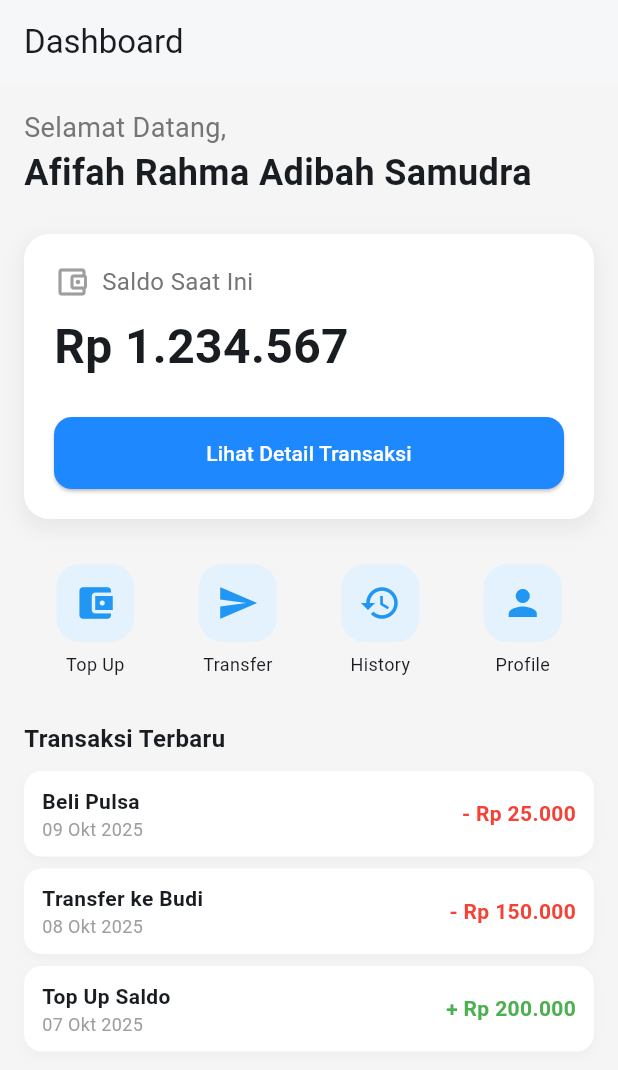
After one commit to Rahmadiba/prakmola-2307051029, a Flutter app: the DashboardScreen screen opened by its route, on a phone screen of 412 x 824 dp. The commit adds this screen. Shown: the top 1070 px of the screen. Run offline on Flutter 3.47's test engine with Material 3 defaults, Android fonts, the phone set to English and light mode, and no system bars.

Commit message:
tampilan dashboard

```diff
--- a/lib/main.dart
+++ b/lib/main.dart
@@ -1,6 +1,7 @@
 import 'package:flutter/material.dart';
 import 'screens/login_screen.dart';
 import 'screens/signup_screen.dart';
+import 'screens/dashboard_screen.dart';
 
 void main() => runApp(const JustduitApp());
 
@@ -20,7 +21,10 @@ class JustduitApp extends StatelessWidget {
           isDense: true,
           filled: true,
           fillColor: Colors.white,
-          contentPadding: const EdgeInsets.symmetric(horizontal: 16, vertical: 14),
+          contentPadding: const EdgeInsets.symmetric(
+            horizontal: 16,
+            vertical: 14,
+          ),
           border: OutlineInputBorder(
             borderRadius: BorderRadius.circular(12),
             borderSide: const BorderSide(color: Color(0xFFDEE0E9)),
@@ -40,6 +44,7 @@ class JustduitApp extends StatelessWidget {
         '/': (context) => const LoginScreen(), // default = Sign In
         '/signin': (context) => const LoginScreen(),
         '/signup': (context) => const SignupScreen(),
+        DashboardScreen.route: (context) => const DashboardScreen(),
       },
     );
   }
--- /dev/null
+++ b/lib/screens/dashboard_screen.dart
@@ -0,0 +1,181 @@
+import 'package:flutter/material.dart';
+
+class DashboardScreen extends StatelessWidget {
+  static const String route = '/dashboard';
+
+  const DashboardScreen({super.key});
+
+  @override
+  Widget build(BuildContext context) {
+    return Scaffold(
+      backgroundColor: Colors.grey[100], // Latar belakang abu-abu muda
+      appBar: AppBar(
+        title: const Text('Dashboard'),
+        backgroundColor: Colors.white,
+        elevation: 1,
+        automaticallyImplyLeading: false,
+      ),
+      body: SingleChildScrollView(
+        // supaya bisa discroll kalau konten panjang
+        padding: const EdgeInsets.all(16.0), // Jarak dari tepi layar
+        child: Column(
+          crossAxisAlignment: CrossAxisAlignment.start,
+          children: [
+            // Teks Sapaan
+            Text(
+              'Selamat Datang,',
+              style: TextStyle(fontSize: 18, color: Colors.grey[600]),
+            ),
+            const Text(
+              'Afifah Rahma Adibah Samudra',
+              style: TextStyle(fontSize: 24, fontWeight: FontWeight.bold),
+            ),
+            const SizedBox(height: 24),
+
+            // Kartu Informasi Utama
+            Container(
+              width: double.infinity,
+              padding: const EdgeInsets.all(20.0),
+              decoration: BoxDecoration(
+                color: Colors.white,
+                borderRadius: BorderRadius.circular(16.8),
+                boxShadow: [
+                  BoxShadow(
+                    color: Colors.grey.withOpacity(0.15),
+                    spreadRadius: 2,
+                    blurRadius: 10,
+                    offset: const Offset(0, 5),
+                  ),
+                ],
+              ),
+              child: Column(
+                crossAxisAlignment: CrossAxisAlignment.start,
+                children: [
+                  // Row: ikon + teks saldo
+                  Row(
+                    children: [
+                      Icon(
+                        Icons.account_balance_wallet_outlined,
+                        color: Colors.grey[500],
+                      ),
+                      const SizedBox(width: 8),
+                      Text(
+                        'Saldo Saat Ini',
+                        style: TextStyle(fontSize: 16, color: Colors.grey[600]),
+                      ),
+                    ],
+                  ),
+                  const SizedBox(height: 8),
+                  const Text(
+                    'Rp 1.234.567',
+                    style: TextStyle(fontSize: 32, fontWeight: FontWeight.bold),
+                  ),
+                  const SizedBox(height: 24),
+
+                  // Tombol aksi
+                  SizedBox(
+                    width: double.infinity,
+                    child: ElevatedButton(
+                      onPressed: () {},
+                      style: ElevatedButton.styleFrom(
+                        backgroundColor: const Color(0xFF1E88FF),
+                        foregroundColor: Colors.white,
+                        padding: const EdgeInsets.symmetric(vertical: 14),
+                        shape: RoundedRectangleBorder(
+                          borderRadius: BorderRadius.circular(12),
+                        ),
+                      ),
+                      child: const Text('Lihat Detail Transaksi'),
+                    ),
+                  ),
+                ],
+              ),
+            ),
+            const SizedBox(height: 30),
+
+            // ===== Bagian Top Up / Transfer / History / Profile =====
+            Row(
+              mainAxisAlignment: MainAxisAlignment.spaceAround,
+              children: [
+                _quickMenu(Icons.account_balance_wallet, 'Top Up'),
+                _quickMenu(Icons.send, 'Transfer'),
+                _quickMenu(Icons.history, 'History'),
+                _quickMenu(Icons.person, 'Profile'),
+              ],
+            ),
+            const SizedBox(height: 30),
+
+            // ===== Riwayat Transaksi Terbaru (opsional) =====
+            const Text(
+              'Transaksi Terbaru',
+              style: TextStyle(fontSize: 16, fontWeight: FontWeight.bold),
+            ),
+            const SizedBox(height: 10),
+            _transactionItem('Beli Pulsa', '- Rp 25.000', '09 Okt 2025'),
+            _transactionItem('Transfer ke Budi', '- Rp 150.000', '08 Okt 2025'),
+            _transactionItem('Top Up Saldo', '+ Rp 200.000', '07 Okt 2025'),
+          ],
+        ),
+      ),
+    );
+  }
+
+  // Widget menu cepat (Top Up, Transfer, dst.)
+  Widget _quickMenu(IconData icon, String label) {
+    return Column(
+      children: [
+        Container(
+          decoration: BoxDecoration(
+            color: Colors.blue.shade50,
+            borderRadius: BorderRadius.circular(16),
+          ),
+          padding: const EdgeInsets.all(12),
+          child: Icon(icon, color: Colors.blue, size: 28),
+        ),
+        const SizedBox(height: 6),
+        Text(label, style: const TextStyle(fontSize: 12)),
+      ],
+    );
+  }
+
+  // Widget item transaksi
+  Widget _transactionItem(String title, String amount, String date) {
+    return Container(
+      margin: const EdgeInsets.only(bottom: 8),
+      padding: const EdgeInsets.symmetric(vertical: 10, horizontal: 12),
+      decoration: BoxDecoration(
+        color: Colors.white,
+        borderRadius: BorderRadius.circular(12),
+        boxShadow: [
+          BoxShadow(
+            color: Colors.grey.withOpacity(0.08),
+            blurRadius: 5,
+            offset: const Offset(0, 3),
+          ),
+        ],
+      ),
+      child: Row(
+        mainAxisAlignment: MainAxisAlignment.spaceBetween,
+        children: [
+          Column(
+            crossAxisAlignment: CrossAxisAlignment.start,
+            children: [
+              Text(title, style: const TextStyle(fontWeight: FontWeight.w600)),
+              Text(
+                date,
+                style: const TextStyle(fontSize: 12, color: Colors.grey),
+              ),
+            ],
+          ),
+          Text(
+            amount,
+            style: TextStyle(
+              fontWeight: FontWeight.bold,
+              color: amount.startsWith('-') ? Colors.red : Colors.green,
+            ),
+          ),
+        ],
+      ),
+    );
+  }
+}
--- a/lib/screens/login_screen.dart
+++ b/lib/screens/login_screen.dart
@@ -1,5 +1,6 @@
 import 'package:flutter/material.dart';
 import 'signup_screen.dart';
+import 'dashboard_screen.dart';
 
 class LoginScreen extends StatefulWidget {
   static const route = '/signin';
@@ -20,14 +21,34 @@ class _LoginScreenState extends State<LoginScreen> {
     super.dispose();
   }
 
+  void _handleLogin() {
+    final email = _email.text.trim();
+    final pass = _pass.text.trim();
+
+    if (email.isEmpty || pass.isEmpty) {
+      ScaffoldMessenger.of(context).showSnackBar(
+        const SnackBar(content: Text('Email dan password tidak boleh kosong')),
+      );
+      return;
+    }
+
+    // Contoh validasi dummy (kamu bisa ganti dengan Firebase atau API)
+    if (email == 'admin@test.com' && pass == '1234') {
+      Navigator.pushReplacementNamed(context, DashboardScreen.route);
+    } else {
+      ScaffoldMessenger.of(context).showSnackBar(
+        const SnackBar(content: Text('Email atau password salah')),
+      );
+    }
+  }
+
   @override
   Widget build(BuildContext context) {
     // komponen kecil buat label + tanda *
     Widget requiredLabel(String text) => Row(
           children: [
             Text(text, style: const TextStyle(fontSize: 13)),
-            const Text('*',
-                style: TextStyle(color: Colors.red, fontSize: 13)),
+            const Text('*', style: TextStyle(color: Colors.red, fontSize: 13)),
           ],
         );
 
@@ -144,9 +165,7 @@ class _LoginScreenState extends State<LoginScreen> {
                       Align(
                         alignment: Alignment.centerRight,
                         child: TextButton(
-                          style: TextButton.styleFrom(
-                            padding: EdgeInsets.zero,
-                          ),
+                          style: TextButton.styleFrom(padding: EdgeInsets.zero),
                           onPressed: () {},
                           child: const Text("Forgot Password?"),
                         ),
@@ -154,20 +173,14 @@ class _LoginScreenState extends State<LoginScreen> {
                       const SizedBox(height: 14),
 
                       // Tombol Sign In
-                      primaryButton('Sign In Now', () {
-                        ScaffoldMessenger.of(context).showSnackBar(
-                          const SnackBar(content: Text('Sign In tapped')),
-                        );
-                      }),
+                      primaryButton('Sign In Now', _handleLogin),
                       const SizedBox(height: 14),
 
                       // Tombol Create Account
                       Center(
                         child: TextButton(
-                          onPressed: () => Navigator.pushNamed(
-                            context,
-                            SignupScreen.route,
-                          ),
+                          onPressed: () =>
+                              Navigator.pushNamed(context, SignupScreen.route),
                           child: const Text(
                             'Create New Account',
                             style: TextStyle(fontSize: 13),
```
